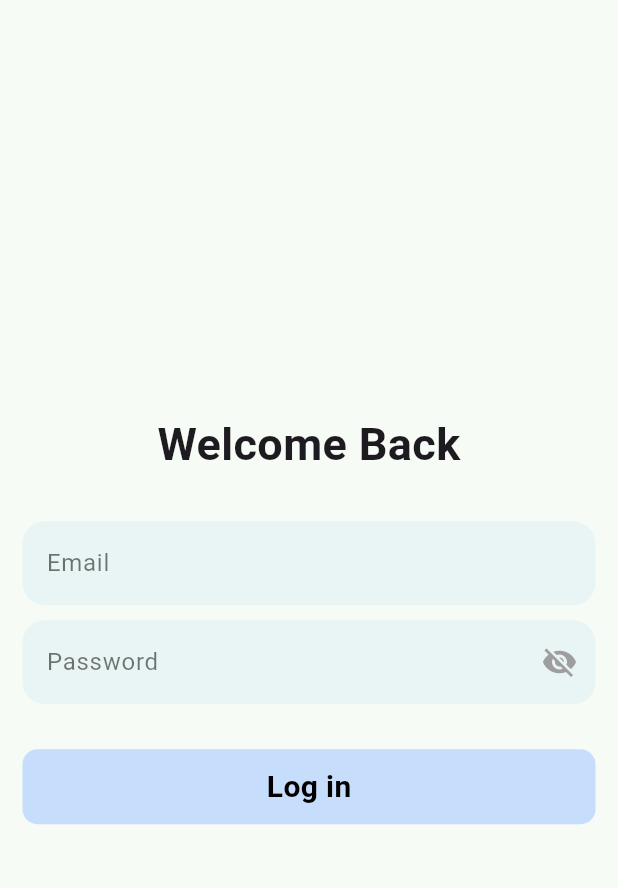
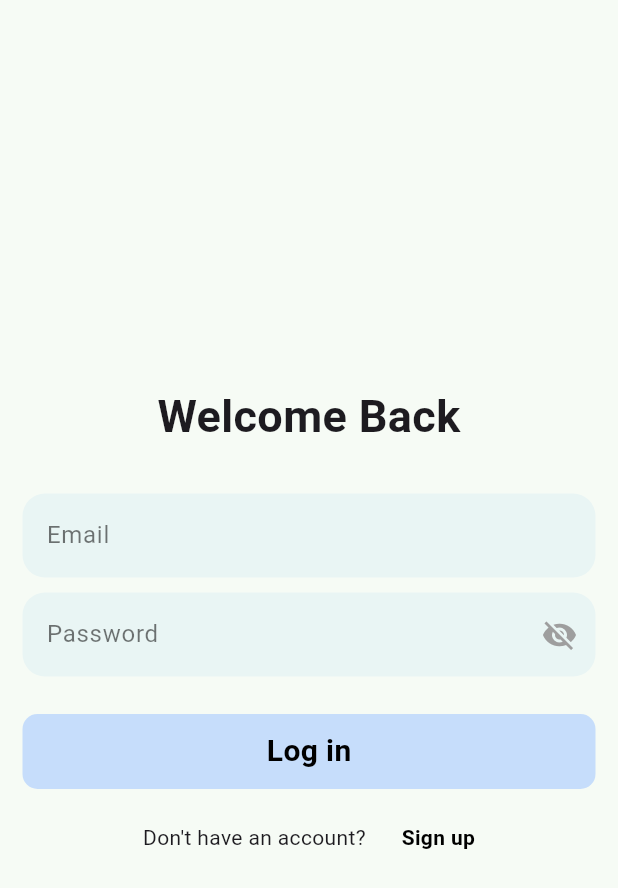
Before and after one commit to Palpeleno/CSC4360MAD_PWs, a Flutter app: the screen it shows after launch, on a phone screen of 412 x 824 dp. Shown: the top 888 px of the screen. Run offline on Flutter 3.47's test engine with Material 3 defaults, Android fonts, the phone set to English and light mode, and no system bars; our stand-ins replace firebase_auth, firebase_core, google_fonts; accounts and stored records are empty; Roboto replaces fonts that are missing (Podkova).

Commit message:
Enable cross-page navigation of log in page, sign up page, and home page.

```diff
--- a/katoria_jmt/lib/features/user_auth/content/pages/loginPage.dart
+++ b/katoria_jmt/lib/features/user_auth/content/pages/loginPage.dart
@@ -1,6 +1,7 @@
 import 'package:flutter/material.dart';
+import 'package:katoria_jmt/features/user_auth/content/pages/signupPage.dart';
 import 'package:katoria_jmt/features/user_auth/content/widgets/form_container.dart';
-import 'package:katoria_jmt/features/user_auth/content/pages/homePage.dart'; //
+import 'package:katoria_jmt/features/user_auth/content/pages/homePage.dart';
 import 'package:google_fonts/google_fonts.dart';
 
 class LoginPage extends StatelessWidget {
@@ -9,6 +10,7 @@ class LoginPage extends StatelessWidget {
   @override
   Widget build(BuildContext context) {
     return MaterialApp(
+      debugShowCheckedModeBanner: false,
       theme: ThemeData(
         textTheme: GoogleFonts.podkovaTextTheme(),
       ),
@@ -45,7 +47,7 @@ class LoginPage extends StatelessWidget {
                   isPassword: true,
                 ),
                 const SizedBox(
-                  height: 30,
+                  height: 25,
                 ),
                 GestureDetector(
                   onTap: () {
@@ -70,6 +72,20 @@ class LoginPage extends StatelessWidget {
                     ),
                   ),
                 ),
+                SizedBox(height:22),
+                Row(
+                  mainAxisAlignment: MainAxisAlignment.center,
+                  children: [
+                    Text("Don't have an account?\t"),
+                    SizedBox(width: 20,),
+                    GestureDetector(
+                      onTap: (){
+                        Navigator.push(context, MaterialPageRoute(builder: (context) => SignupPage()));
+                      },
+                      child: Text("Sign up", style: TextStyle(color: Colors.black, fontWeight: FontWeight.bold))
+                    )
+                  ],
+                )
               ],
             ),
           ),
```
Also changed, not shown: katoria_jmt/lib/features/user_auth/content/pages/signupPage.dart (+99 -0 lines).
